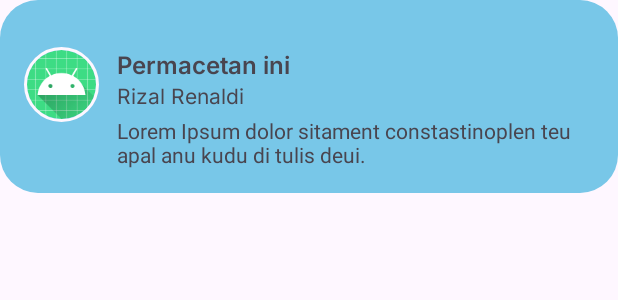
After one commit to supimadi/answerme, an Android app: the layout post_item.xml on its own in the app's theme, with its tools: preview values and no code run, on a phone screen of 412 x 824 dp. The commit adds this screen. Shown: the top 300 px of the screen. Run offline under Robolectric (Android 15) with nearby library versions, the phone set to English and light mode, and no system bars.

Commit message:
menambahkan fungsionalitas untuk melihat hasil postingan

```diff
--- a/app/src/main/java/org/d3if3038/answerme/model/Post.kt
+++ b/app/src/main/java/org/d3if3038/answerme/model/Post.kt
@@ -3,8 +3,10 @@ package org.d3if3038.answerme.model
 data class Post(
     var documentId: String? = null,
     val username: String,
+    val avatar: String,
     val title: String,
     val genres: List<String>,
     val question: String,
     val comments: List<Comment>? = null,
+    val deleted: Boolean = false,
 )
--- a/app/src/main/java/org/d3if3038/answerme/ui/createpost/CreatePostFragment.kt
+++ b/app/src/main/java/org/d3if3038/answerme/ui/createpost/CreatePostFragment.kt
@@ -47,6 +47,7 @@ class CreatePostFragment : Fragment() {
         val ids: List<Int> = binding.chipGroup.checkedChipIds
         val selectedGenres = mutableListOf<String>()
         val username = settingDataStore.getString("username", "")
+        val avatarUrl = settingDataStore.getString("dicebearLink", "")
 
         ids.forEach {
             selectedGenres.add(
@@ -81,7 +82,8 @@ class CreatePostFragment : Fragment() {
             username = username,
             title = postTitle.toString(),
             question = question.toString(),
-            genres = selectedGenres
+            genres = selectedGenres,
+            avatar = avatarUrl
         )
 
         viewModel.pushPost(newPost)
--- a/app/src/main/java/org/d3if3038/answerme/ui/createpost/CreatePostViewModel.kt
+++ b/app/src/main/java/org/d3if3038/answerme/ui/createpost/CreatePostViewModel.kt
@@ -1,6 +1,5 @@
 package org.d3if3038.answerme.ui.createpost
 
-import android.util.Log
 import androidx.lifecycle.LiveData
 import androidx.lifecycle.MutableLiveData
 import androidx.lifecycle.ViewModel
--- /dev/null
+++ b/app/src/main/res/drawable/round_border.xml
@@ -0,0 +1,8 @@
+<?xml version="1.0" encoding="utf-8"?>
+<shape xmlns:android="http://schemas.android.com/apk/res/android">
+    <solid android:color="?attr/colorPrimary" />
+
+    <corners android:topLeftRadius="25dp" android:topRightRadius="25dp"
+        android:bottomLeftRadius="25dp" android:bottomRightRadius="25dp"/>
+
+</shape>
--- /dev/null
+++ b/app/src/main/res/font/inter.xml
@@ -0,0 +1,7 @@
+<?xml version="1.0" encoding="utf-8"?>
+<font-family xmlns:app="http://schemas.android.com/apk/res-auto"
+        app:fontProviderAuthority="com.google.android.gms.fonts"
+        app:fontProviderPackage="com.google.android.gms"
+        app:fontProviderQuery="Inter"
+        app:fontProviderCerts="@array/com_google_android_gms_fonts_certs">
+</font-family>
--- /dev/null
+++ b/app/src/main/res/layout/post_item.xml
@@ -0,0 +1,62 @@
+<?xml version="1.0" encoding="utf-8"?>
+<androidx.constraintlayout.widget.ConstraintLayout xmlns:android="http://schemas.android.com/apk/res/android"
+    android:layout_width="match_parent"
+    android:layout_height="wrap_content"
+    android:background="@drawable/round_border"
+    android:paddingHorizontal="16dp"
+    android:paddingBottom="16dp"
+    android:layout_marginBottom="16dp"
+    xmlns:tools="http://schemas.android.com/tools"
+    xmlns:app="http://schemas.android.com/apk/res-auto">
+
+
+    <de.hdodenhof.circleimageview.CircleImageView
+        android:id="@+id/profileImage"
+        android:layout_width="50dp"
+        android:layout_height="50dp"
+        app:civ_border_color="?attr/colorSurface"
+        app:civ_border_width="2dp"
+        app:layout_constraintTop_toTopOf="parent"
+        app:layout_constraintStart_toStartOf="parent"
+        tools:src="@mipmap/ic_launcher_round"
+        app:layout_constraintBottom_toBottomOf="parent"/>
+
+    <LinearLayout
+        android:id="@+id/authorLayout"
+        android:layout_width="wrap_content"
+        android:layout_height="wrap_content"
+        android:layout_marginStart="12dp"
+        android:orientation="vertical"
+        app:layout_constraintTop_toTopOf="@id/profileImage"
+        app:layout_constraintStart_toEndOf="@id/profileImage">
+
+        <TextView
+            android:id="@+id/title"
+            android:layout_width="wrap_content"
+            android:layout_height="wrap_content"
+            android:fontFamily="@font/inter_semibold"
+            android:textSize="16sp"
+            tools:text="Permacetan ini" />
+
+        <TextView
+            android:id="@+id/author"
+            android:layout_width="wrap_content"
+            android:layout_height="wrap_content"
+            android:fontFamily="@font/inter"
+            tools:text="Rizal Renaldi" />
+
+    </LinearLayout>
+
+
+    <TextView
+        android:id="@+id/questionText"
+        android:layout_width="0dp"
+        android:layout_marginStart="12sp"
+        android:layout_marginTop="4dp"
+        android:layout_height="wrap_content"
+        app:layout_constraintEnd_toEndOf="parent"
+        app:layout_constraintStart_toEndOf="@+id/profileImage"
+        app:layout_constraintTop_toBottomOf="@+id/authorLayout"
+        tools:text="Lorem Ipsum dolor sitament constastinoplen teu apal anu kudu di tulis deui." />
+
+</androidx.constraintlayout.widget.ConstraintLayout>
--- a/app/src/main/res/navigation/navigation.xml
+++ b/app/src/main/res/navigation/navigation.xml
@@ -23,7 +23,7 @@
 
     <fragment
         android:id="@+id/myPostFragment"
-        android:name="org.d3if3038.answerme.ui.MyPostFragment"
+        android:name="org.d3if3038.answerme.ui.mypost.MyPostFragment"
         android:label="MyPostFragment"
         tools:layout="@layout/fragment_my_post"/>
 
--- a/app/src/main/res/values/preloaded_fonts.xml
+++ b/app/src/main/res/values/preloaded_fonts.xml
@@ -1,6 +1,7 @@
 <?xml version="1.0" encoding="utf-8"?>
 <resources>
     <array name="preloaded_fonts" translatable="false">
+        <item>@font/inter</item>
         <item>@font/inter_semibold</item>
     </array>
 </resources>
--- a/app/src/main/res/values/strings.xml
+++ b/app/src/main/res/values/strings.xml
@@ -22,5 +22,7 @@
     <string name="failed_message">%s</string>
     <string name="save_profile">Save Profile</string>
     <string name="post_it">Post It!</string>
+    <string name="you_have_not_post_a_question">You Have Not Post a Question.</string>
+    <string name="by">by</string>
 
 </resources>
```
Also changed, not shown: app/src/main/java/org/d3if3038/answerme/ui/MyPostFragment.kt (deleted, +0 -23 lines), app/src/main/java/org/d3if3038/answerme/ui/mypost/MyPostAdapter.kt (added, +58 -0 lines), app/src/main/java/org/d3if3038/answerme/ui/mypost/MyPostFragment.kt (added, +50 -0 lines), app/src/main/java/org/d3if3038/answerme/ui/mypost/MyPostViewModel.kt (added, +60 -0 lines), app/src/main/res/layout/fragment_my_post.xml (+23 -14 lines).
